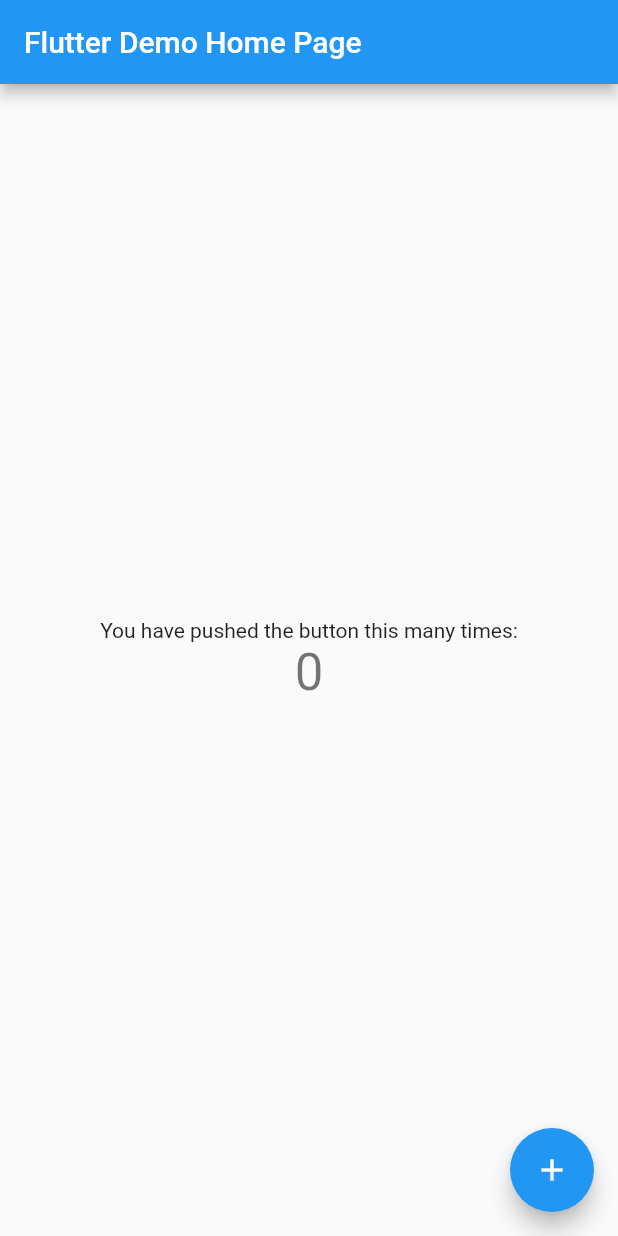
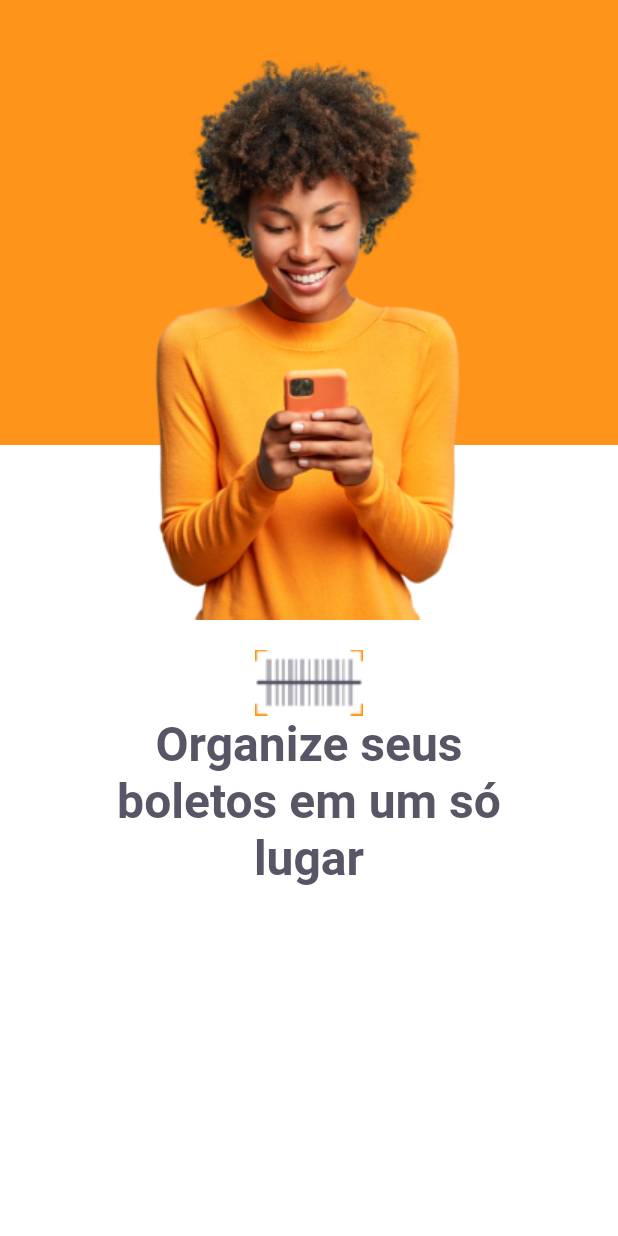
Before and after one commit to alandlan/payflow, a Flutter app: the screen it shows after launch, on a phone screen of 412 x 824 dp. Run offline on Flutter 3.47's test engine with Material 2 defaults, Android fonts, the phone set to English and light mode, and no system bars; our stand-ins replace google_fonts.

Commit message:
tela splash

```diff
--- a/payflow/lib/main.dart
+++ b/payflow/lib/main.dart
@@ -1,115 +1,21 @@
 import 'package:flutter/material.dart';
+import 'package:payflow/modules/login/login_page.dart';
+import 'package:payflow/modules/splash/splash_page.dart';
+import 'package:payflow/shared/themes/app_colors.dart';
 
 void main() {
-  runApp(const MyApp());
+  runApp(AppWidget());
 }
 
-class MyApp extends StatelessWidget {
-  const MyApp({Key? key}) : super(key: key);
-
-  // This widget is the root of your application.
+class AppWidget extends StatelessWidget {
   @override
   Widget build(BuildContext context) {
     return MaterialApp(
-      title: 'Flutter Demo',
+      title: 'Pay Flow',
       theme: ThemeData(
-        // This is the theme of your application.
-        //
-        // Try running your application with "flutter run". You'll see the
-        // application has a blue toolbar. Then, without quitting the app, try
-        // changing the primarySwatch below to Colors.green and then invoke
-        // "hot reload" (press "r" in the console where you ran "flutter run",
-        // or simply save your changes to "hot reload" in a Flutter IDE).
-        // Notice that the counter didn't reset back to zero; the application
-        // is not restarted.
-        primarySwatch: Colors.blue,
+        primaryColor: AppColors.primary
       ),
-      home: const MyHomePage(title: 'Flutter Demo Home Page'),
+      home: LoginPage(),
     );
   }
 }
-
-class MyHomePage extends StatefulWidget {
-  const MyHomePage({Key? key, required this.title}) : super(key: key);
-
-  // This widget is the home page of your application. It is stateful, meaning
-  // that it has a State object (defined below) that contains fields that affect
-  // how it looks.
-
-  // This class is the configuration for the state. It holds the values (in this
-  // case the title) provided by the parent (in this case the App widget) and
-  // used by the build method of the State. Fields in a Widget subclass are
-  // always marked "final".
-
-  final String title;
-
-  @override
-  State<MyHomePage> createState() => _MyHomePageState();
-}
-
-class _MyHomePageState extends State<MyHomePage> {
-  int _counter = 0;
-
-  void _incrementCounter() {
-    setState(() {
-      // This call to setState tells the Flutter framework that something has
-      // changed in this State, which causes it to rerun the build method below
-      // so that the display can reflect the updated values. If we changed
-      // _counter without calling setState(), then the build method would not be
-      // called again, and so nothing would appear to happen.
-      _counter++;
-    });
-  }
-
-  @override
-  Widget build(BuildContext context) {
-    // This method is rerun every time setState is called, for instance as done
-    // by the _incrementCounter method above.
-    //
-    // The Flutter framework has been optimized to make rerunning build methods
-    // fast, so that you can just rebuild anything that needs updating rather
-    // than having to individually change instances of widgets.
-    return Scaffold(
-      appBar: AppBar(
-        // Here we take the value from the MyHomePage object that was created by
-        // the App.build method, and use it to set our appbar title.
-        title: Text(widget.title),
-      ),
-      body: Center(
-        // Center is a layout widget. It takes a single child and positions it
-        // in the middle of the parent.
-        child: Column(
-          // Column is also a layout widget. It takes a list of children and
-          // arranges them vertically. By default, it sizes itself to fit its
-          // children horizontally, and tries to be as tall as its parent.
-          //
-          // Invoke "debug painting" (press "p" in the console, choose the
-          // "Toggle Debug Paint" action from the Flutter Inspector in Android
-          // Studio, or the "Toggle Debug Paint" command in Visual Studio Code)
-          // to see the wireframe for each widget.
-          //
-          // Column has various properties to control how it sizes itself and
-          // how it positions its children. Here we use mainAxisAlignment to
-          // center the children vertically; the main axis here is the vertical
-          // axis because Columns are vertical (the cross axis would be
-          // horizontal).
-          mainAxisAlignment: MainAxisAlignment.center,
-          children: <Widget>[
-            const Text(
-              'You have pushed the button this many times:',
-            ),
-            Text(
-              '$_counter',
-              style: Theme.of(context).textTheme.headline4,
-            ),
-          ],
-        ),
-      ),
-      floatingActionButton: FloatingActionButton(
-        onPressed: _incrementCounter,
-        tooltip: 'Increment',
-        child: const Icon(Icons.add),
-      ), // This trailing comma makes auto-formatting nicer for build methods.
-    );
-  }
-}
--- /dev/null
+++ b/payflow/lib/modules/login/login_page.dart
@@ -0,0 +1,84 @@
+
+import 'package:flutter/material.dart';
+import 'package:payflow/shared/themes/app_colors.dart';
+import 'package:payflow/shared/themes/app_images.dart';
+import 'package:payflow/shared/themes/app_text_styles.dart';
+
+class LoginPage extends StatefulWidget {
+  const LoginPage({ Key? key }) : super(key: key);
+
+  @override
+  _LoginPageState createState() => _LoginPageState();
+}
+
+class _LoginPageState extends State<LoginPage>
+    with SingleTickerProviderStateMixin {
+  late AnimationController _controller;
+
+  @override
+  void initState() {
+    super.initState();
+    _controller = AnimationController(vsync: this);
+  }
+
+  @override
+  void dispose() {
+    super.dispose();
+    _controller.dispose();
+  }
+
+  @override
+  Widget build(BuildContext context) {
+    final size = MediaQuery.of(context).size;
+    return Scaffold(
+      backgroundColor: AppColors.background,
+      body: Container(
+        width: size.width,
+        height: size.height,
+        child: Stack(
+          children: [
+            Container(
+              width: size.width,
+              height: size.height *0.36,
+              color: AppColors.primary,
+            ),
+            Positioned(
+              top: 40,
+              left: 0,
+              right: 0,
+              child: Column(
+                mainAxisAlignment: MainAxisAlignment.center,
+                crossAxisAlignment: CrossAxisAlignment.center,
+                children: [
+                  Image.asset(AppImages.person,width: 208, height:373),
+                  Padding(
+                    padding: const EdgeInsets.only(top: 20),
+                    child: Image.asset(AppImages.logomini),
+                  ),
+                  Padding(
+                    padding: const EdgeInsets.only(left: 60,right: 60),
+                    child: Text("Organize seus boletos em um só lugar", textAlign: TextAlign.center, style: TextStyles.titleHome),
+                  )
+                ],
+              )
+            ),
+            // Positioned(
+            //   bottom: 200,
+            //   left: 0,
+            //   right: 0,
+            //   child: Column(
+            //     mainAxisAlignment: MainAxisAlignment.center,
+            //     crossAxisAlignment: CrossAxisAlignment.center,
+            //     children: [
+            //       Image.asset(AppImages.logomini),
+            //       Text("Organize seus boletos em um só lugar", style: TextStyles.titleHome)
+            //     ],
+
+            //   ),
+            // )
+          ],
+        ),
+      ),
+    );
+  }
+}
--- /dev/null
+++ b/payflow/lib/modules/splash/splash_page.dart
@@ -0,0 +1,23 @@
+
+
+import 'package:flutter/material.dart';
+import 'package:flutter/widgets.dart';
+import 'package:payflow/shared/themes/app_colors.dart';
+import 'package:payflow/shared/themes/app_images.dart';
+
+class SplashPage extends StatelessWidget {
+  const SplashPage({Key? key}): super(key: key);
+
+  @override
+  Widget build(BuildContext context){
+    return Scaffold(
+      backgroundColor: AppColors.background,
+      body: Stack(
+        children: [
+          Center(child: Image.asset(AppImages.union)),
+          Center(child: Image.asset(AppImages.logoFull))
+        ],
+      )
+    );
+  }
+}
--- /dev/null
+++ b/payflow/lib/shared/themes/app_images.dart
@@ -0,0 +1,7 @@
+class  AppImages {
+  static  const logoFull = "assets/images/logofull.png";
+  static  const logomini = "assets/images/logomini.png";
+  static  const union = "assets/images/union.png";
+  static  const person = "assets/images/person.png";
+  static  const google = "assets/images/google.png";
+}
--- a/payflow/pubspec.yaml
+++ b/payflow/pubspec.yaml
@@ -59,8 +59,8 @@ flutter:
   uses-material-design: true
 
   # To add assets to your application, add an assets section, like this:
-  # assets:
-  #   - images/a_dot_burr.jpeg
+  assets:
+    - assets/images/
   #   - images/a_dot_ham.jpeg
 
   # An image asset can refer to one or more resolution-specific "variants", see
```
Also changed, not shown: payflow/assets/images/google.png (added), payflow/assets/images/logofull.png (added), payflow/assets/images/logomini.png (added), payflow/assets/images/person.png (added), payflow/assets/images/union.png (added), 1 other file.
